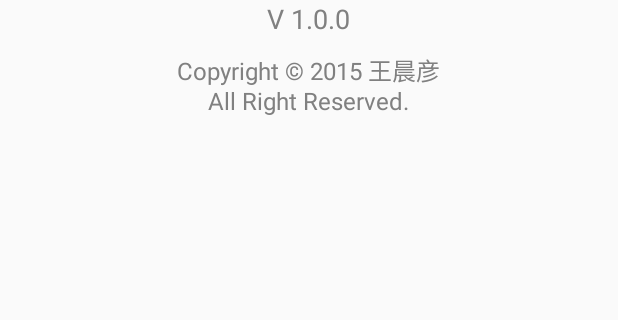
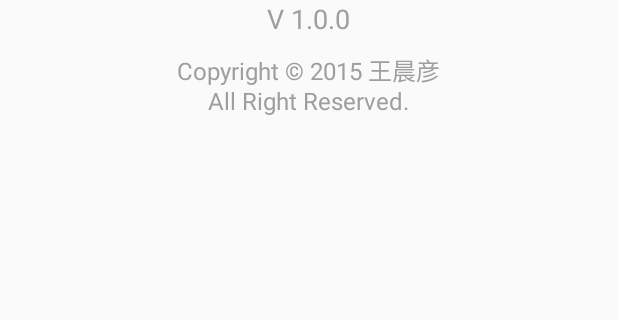
Before and after one commit to wangchenyan/ponyweather, an Android app: the layout about_dialog.xml on its own in the app's theme, with its tools: preview values and no code run, on a phone screen of 412 x 824 dp, the part 60-380 px from its top. Run offline under Robolectric (Android 15) with nearby library versions, the phone set to English and light mode, and no system bars; network calls fail.

Commit message:
update icon

```diff
--- a/app/src/main/res/layout/weather.xml
+++ b/app/src/main/res/layout/weather.xml
@@ -74,7 +74,7 @@
                     android:layout_gravity="center_vertical"
                     android:background="@drawable/ic_title_bar_icon_pressed_effect"
                     android:scaleType="centerInside"
-                    android:src="@drawable/ic_menu_about" />
+                    android:src="@drawable/ic_menu_info" />
             </LinearLayout>
         </RelativeLayout>
 
--- a/app/src/main/res/values/colors.xml
+++ b/app/src/main/res/values/colors.xml
@@ -3,9 +3,8 @@
 
     <color name="white">#FFFFFF</color>
     <color name="black">#000000</color>
-    <color name="red">#FF0000</color>
     <color name="transparent">#00000000</color>
-    <color name="gray">#808080</color>
+    <color name="gray">#9E9E9E</color>
     <color name="white_gray">#DCDCDC</color>
 
 </resources>
```
Also changed, not shown: app/src/main/res/drawable-xhdpi/ic_menu_about.png (deleted), app/src/main/res/drawable-xhdpi/ic_menu_info.png (added).
